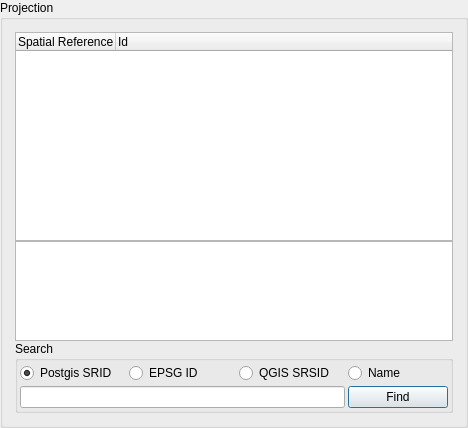
Qt form src/ui/qgsprojectionselectorbase.ui (stopa85/Quantum-GIS) before a commit.
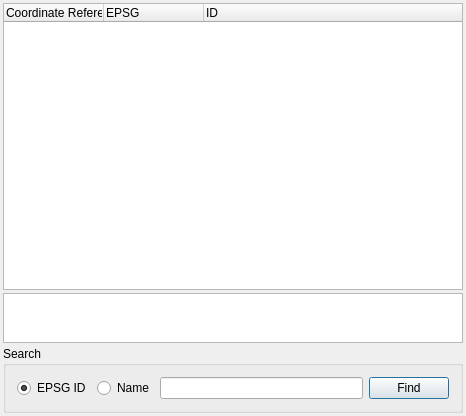
The same form after that commit. Icons and pictures are not drawn.

What changed in the file:
```diff
--- a/src/ui/qgsprojectionselectorbase.ui
+++ b/src/ui/qgsprojectionselectorbase.ui
@@ -5,8 +5,8 @@
    <rect>
     <x>0</x>
     <y>0</y>
-    <width>468</width>
-    <height>428</height>
+    <width>466</width>
+    <height>416</height>
    </rect>
   </property>
   <property name="sizePolicy" >
@@ -23,209 +23,140 @@
   </property>
   <layout class="QGridLayout" >
    <property name="leftMargin" >
-    <number>0</number>
+    <number>3</number>
    </property>
    <property name="topMargin" >
-    <number>0</number>
+    <number>3</number>
    </property>
    <property name="rightMargin" >
-    <number>0</number>
+    <number>3</number>
    </property>
    <property name="bottomMargin" >
-    <number>0</number>
-   </property>
-   <property name="horizontalSpacing" >
-    <number>0</number>
+    <number>3</number>
    </property>
    <property name="verticalSpacing" >
-    <number>0</number>
+    <number>3</number>
    </property>
    <item row="0" column="0" >
-    <widget class="QGroupBox" name="groupBox_2" >
+    <widget class="QTreeWidget" name="lstCoordinateSystems" >
+     <property name="alternatingRowColors" >
+      <bool>true</bool>
+     </property>
+     <property name="uniformRowHeights" >
+      <bool>true</bool>
+     </property>
+     <property name="columnCount" >
+      <number>3</number>
+     </property>
+     <column>
+      <property name="text" >
+       <string>Coordinate Reference System</string>
+      </property>
+     </column>
+     <column>
+      <property name="text" >
+       <string>EPSG</string>
+      </property>
+     </column>
+     <column>
+      <property name="text" >
+       <string>ID</string>
+      </property>
+     </column>
+    </widget>
+   </item>
+   <item row="1" column="0" >
+    <widget class="QTextEdit" name="teProjection" >
      <property name="sizePolicy" >
-      <sizepolicy vsizetype="Expanding" hsizetype="Expanding" >
+      <sizepolicy vsizetype="Minimum" hsizetype="Expanding" >
+       <horstretch>0</horstretch>
+       <verstretch>0</verstretch>
+      </sizepolicy>
+     </property>
+     <property name="minimumSize" >
+      <size>
+       <width>0</width>
+       <height>30</height>
+      </size>
+     </property>
+     <property name="maximumSize" >
+      <size>
+       <width>16777215</width>
+       <height>50</height>
+      </size>
+     </property>
+     <property name="baseSize" >
+      <size>
+       <width>0</width>
+       <height>50</height>
+      </size>
+     </property>
+     <property name="autoFormatting" >
+      <set>QTextEdit::AutoBulletList</set>
+     </property>
+     <property name="readOnly" >
+      <bool>true</bool>
+     </property>
+    </widget>
+   </item>
+   <item row="2" column="0" >
+    <widget class="QGroupBox" name="groupBox" >
+     <property name="sizePolicy" >
+      <sizepolicy vsizetype="Minimum" hsizetype="MinimumExpanding" >
        <horstretch>0</horstretch>
        <verstretch>0</verstretch>
       </sizepolicy>
      </property>
      <property name="title" >
-      <string>Projection</string>
+      <string>Search</string>
      </property>
      <layout class="QGridLayout" >
-      <property name="leftMargin" >
-       <number>12</number>
-      </property>
-      <property name="topMargin" >
-       <number>12</number>
-      </property>
-      <property name="rightMargin" >
-       <number>12</number>
-      </property>
-      <property name="bottomMargin" >
-       <number>12</number>
-      </property>
-      <property name="horizontalSpacing" >
-       <number>0</number>
-      </property>
-      <property name="verticalSpacing" >
-       <number>0</number>
-      </property>
-      <item row="2" column="0" >
-       <widget class="QGroupBox" name="groupBox" >
-        <property name="sizePolicy" >
-         <sizepolicy vsizetype="Minimum" hsizetype="MinimumExpanding" >
-          <horstretch>0</horstretch>
-          <verstretch>0</verstretch>
-         </sizepolicy>
-        </property>
-        <property name="title" >
-         <string>Search</string>
-        </property>
-        <layout class="QGridLayout" >
-         <property name="leftMargin" >
-          <number>2</number>
-         </property>
-         <property name="topMargin" >
-          <number>2</number>
-         </property>
-         <property name="rightMargin" >
-          <number>2</number>
-         </property>
-         <property name="bottomMargin" >
-          <number>2</number>
-         </property>
-         <property name="horizontalSpacing" >
-          <number>3</number>
-         </property>
-         <property name="verticalSpacing" >
-          <number>3</number>
-         </property>
-         <item row="1" column="3" >
-          <widget class="QPushButton" name="pbnFind" >
-           <property name="maximumSize" >
-            <size>
-             <width>100</width>
-             <height>16777215</height>
-            </size>
-           </property>
-           <property name="text" >
-            <string>Find</string>
-           </property>
-           <property name="default" >
-            <bool>true</bool>
-           </property>
-          </widget>
-         </item>
-         <item row="1" column="0" colspan="3" >
-          <widget class="QLineEdit" name="leSearch" />
-         </item>
-         <item row="0" column="3" >
-          <widget class="QRadioButton" name="radName" >
-           <property name="text" >
-            <string>Name</string>
-           </property>
-           <property name="iconSize" >
-            <size>
-             <width>16</width>
-             <height>10</height>
-            </size>
-           </property>
-          </widget>
-         </item>
-         <item row="0" column="2" >
-          <widget class="QRadioButton" name="radSRSID" >
-           <property name="text" >
-            <string>QGIS SRSID</string>
-           </property>
-           <property name="iconSize" >
-            <size>
-             <width>16</width>
-             <height>10</height>
-            </size>
-           </property>
-          </widget>
-         </item>
-         <item row="0" column="1" >
-          <widget class="QRadioButton" name="radEPSGID" >
-           <property name="text" >
-            <string>EPSG ID</string>
-           </property>
-           <property name="iconSize" >
-            <size>
-             <width>16</width>
-             <height>10</height>
-            </size>
-           </property>
-          </widget>
-         </item>
-         <item row="0" column="0" >
-          <widget class="QRadioButton" name="radSRID" >
-           <property name="text" >
-            <string>Postgis SRID</string>
-           </property>
-           <property name="iconSize" >
-            <size>
-             <width>16</width>
-             <height>10</height>
-            </size>
-           </property>
-           <property name="checked" >
-            <bool>true</bool>
-           </property>
-          </widget>
-         </item>
-        </layout>
-       </widget>
-      </item>
-      <item row="1" column="0" >
-       <widget class="QTextEdit" name="teProjection" >
-        <property name="sizePolicy" >
-         <sizepolicy vsizetype="Expanding" hsizetype="Expanding" >
-          <horstretch>0</horstretch>
-          <verstretch>0</verstretch>
-         </sizepolicy>
-        </property>
-        <property name="minimumSize" >
-         <size>
-          <width>0</width>
-          <height>100</height>
-         </size>
-        </property>
-        <property name="maximumSize" >
-         <size>
-          <width>16777215</width>
-          <height>100</height>
-         </size>
-        </property>
-        <property name="autoFormatting" >
-         <set>QTextEdit::AutoBulletList</set>
-        </property>
-        <property name="readOnly" >
-         <bool>true</bool>
-        </property>
-       </widget>
-      </item>
       <item row="0" column="0" >
-       <widget class="QTreeWidget" name="lstCoordinateSystems" >
-        <property name="alternatingRowColors" >
-         <bool>true</bool>
+       <widget class="QRadioButton" name="radEPSGID" >
+        <property name="text" >
+         <string>EPSG ID</string>
         </property>
-        <property name="uniformRowHeights" >
+        <property name="iconSize" >
+         <size>
+          <width>16</width>
+          <height>10</height>
+         </size>
+        </property>
+        <property name="checked" >
          <bool>true</bool>
         </property>
-        <property name="columnCount" >
-         <number>2</number>
+       </widget>
+      </item>
+      <item row="0" column="1" >
+       <widget class="QRadioButton" name="radName" >
+        <property name="text" >
+         <string>Name</string>
         </property>
-        <column>
-         <property name="text" >
-          <string>Spatial Reference System</string>
-         </property>
-        </column>
-        <column>
-         <property name="text" >
-          <string>Id</string>
-         </property>
-        </column>
+        <property name="iconSize" >
+         <size>
+          <width>16</width>
+          <height>10</height>
+         </size>
+        </property>
+       </widget>
+      </item>
+      <item row="0" column="2" >
+       <widget class="QLineEdit" name="leSearch" />
+      </item>
+      <item row="0" column="3" >
+       <widget class="QPushButton" name="pbnFind" >
+        <property name="maximumSize" >
+         <size>
+          <width>100</width>
+          <height>16777215</height>
+         </size>
+        </property>
+        <property name="text" >
+         <string>Find</string>
+        </property>
+        <property name="default" >
+         <bool>true</bool>
+        </property>
        </widget>
       </item>
      </layout>
```
Left out of the diff: 21 changed lines with no effect on the pictures.
